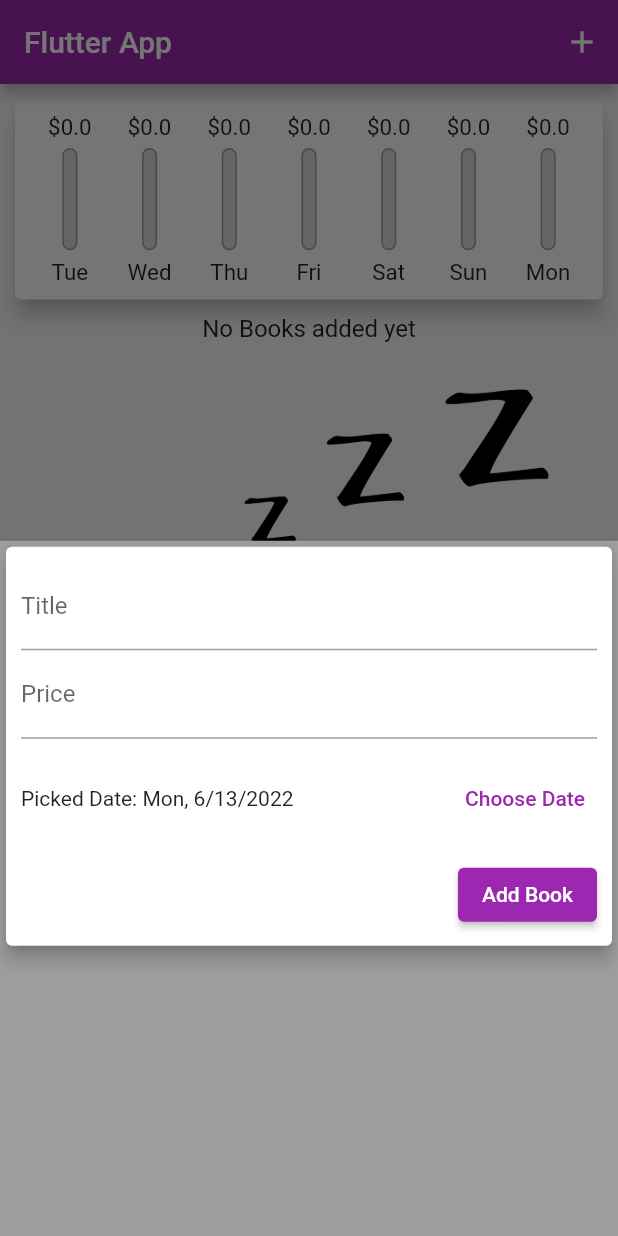
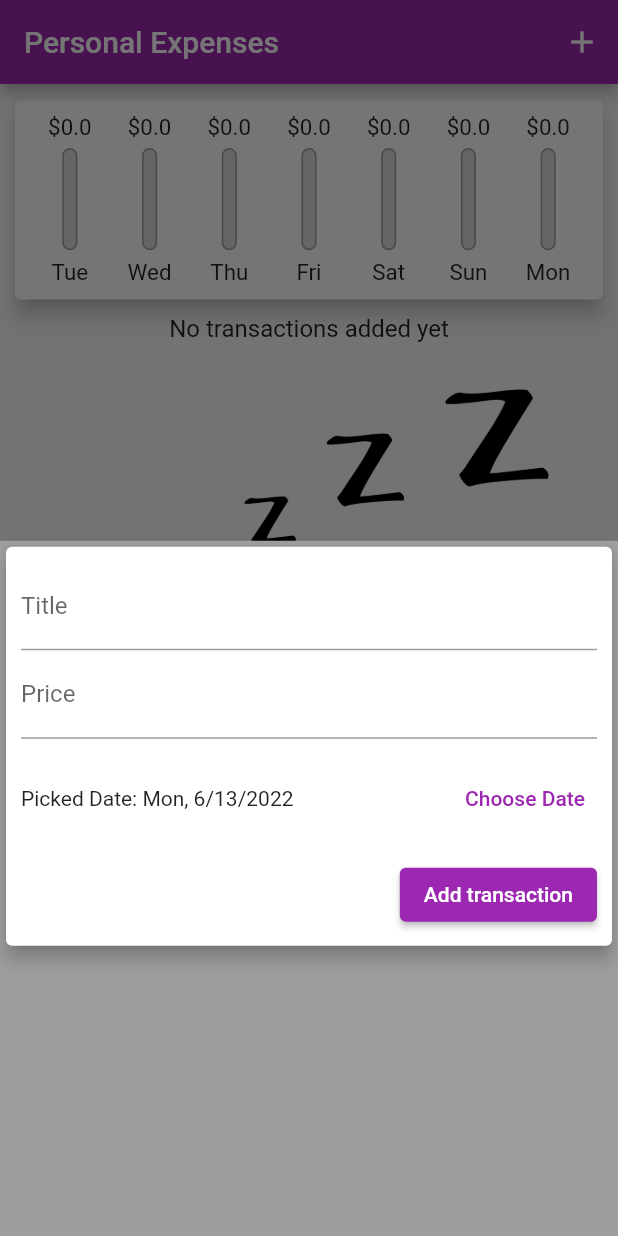
Before and after one commit to hdwhitem/Personal_Expenses_App, a Flutter app: the screen it shows after launch, after a tap on the "delete" icon, after a tap on the "add" icon, on a phone screen of 412 x 824 dp. Run offline on Flutter 3.47's test engine with Material 2 defaults, Android fonts, the phone set to English and light mode, and no system bars; Roboto replaces fonts that are missing (Quicksand).

Commit message:
first commit

```diff
--- a/lib/main.dart
+++ b/lib/main.dart
@@ -3,11 +3,11 @@ import 'package:flutter/cupertino.dart';
 
 import 'widgets/chart.dart';
 
-import 'widgets/book_list.dart';
-import 'widgets/new_book.dart';
+import 'widgets/transaction_list.dart';
+import 'widgets/new_transaction.dart';
 import 'package:flutter/material.dart';
 
-import 'models/book.dart';
+import 'models/transaction.dart';
 
 void main() {
   /*WidgetsFlutterBinding.ensureInitialized();
@@ -29,7 +29,7 @@ class _MyAppState extends State<MyApp> {
   @override
   Widget build(BuildContext context) {
     return MaterialApp(
-      title: 'MyApp',
+      title: 'Personal Expenses',
       theme: ThemeData(
           primarySwatch: Colors.purple,
           // ignore: deprecated_member_use
@@ -53,23 +53,23 @@ class HomeScreen extends StatefulWidget {
 }
 
 class _HomeScreenState extends State<HomeScreen> {
-  late Book newBk;
+  late Transaction newTrans;
   bool _showChart = false;
-  final List<Book> _userBooks = [
-    Book(
+  final List<Transaction> _userTransactions = [
+    Transaction(
       id: 'p1',
       title: 'Beginning Flutter',
       description: 'You can learn Flutter as well Dart.',
       price: 9.99,
       date: DateTime.now(),
       imageUrl:
-          'https://cdn.pixabay.com/photo/2014/09/05/18/32/old-books-436498_960_720.jpg',
+          'https://cdn.pixabay.com/photo/2014/09/05/18/32/old-s-436498_960_720.jpg',
     ),
   ];
 
-  void _addNewBook(String txTitle, double txPrice, DateTime chosenDate) {
+  void _addNewTransaction(String txTitle, double txPrice, DateTime chosenDate) {
     setState(() {
-      newBk = Book(
+      newTrans = Transaction(
         title: txTitle,
         price: txPrice,
         description: 'Flutter State Management',
@@ -78,12 +78,12 @@ class _HomeScreenState extends State<HomeScreen> {
             'https://cdn.pixabay.com/photo/2015/11/19/21/10/glasses-1052010_960_720.jpg',
         date: chosenDate,
       );
-      _userBooks.add(newBk);
+      _userTransactions.add(newTrans);
     });
   }
 
-  List<Book> get _recentTransactions {
-    return _userBooks.where((tx) {
+  List<Transaction> get _recentTransactions {
+    return _userTransactions.where((tx) {
       return tx.date.isAfter(
         DateTime.now().subtract(
           const Duration(days: 7),
@@ -92,7 +92,7 @@ class _HomeScreenState extends State<HomeScreen> {
     }).toList();
   }
 
-  void _startAddNewBook(BuildContext ctx) {
+  void _startAddNewTransaction(BuildContext ctx) {
     showModalBottomSheet(
         elevation: 2,
         backgroundColor: Colors.grey,
@@ -104,8 +104,8 @@ class _HomeScreenState extends State<HomeScreen> {
             child: GestureDetector(
               onTap: () {},
               behavior: HitTestBehavior.opaque,
-              child: NewBook(
-                addTx: _addNewBook,
+              child: NewTransaction(
+                addTx: _addNewTransaction,
               ),
             ),
           );
@@ -114,11 +114,12 @@ class _HomeScreenState extends State<HomeScreen> {
 
   void _deleteTransaction(String id) {
     setState(() {
-      _userBooks.removeWhere((tx) => tx.id == id);
+      _userTransactions.removeWhere((tx) => tx.id == id);
     });
   }
 
-  List<Widget> _buildLandscapeContent(AppBar appBar, Widget txListWidget) {
+  List<Widget> _buildLandscapeContent(
+      PreferredSizeWidget appBar, Widget txListWidget) {
     return [
       Row(
         mainAxisAlignment: MainAxisAlignment.center,
@@ -151,7 +152,8 @@ class _HomeScreenState extends State<HomeScreen> {
     ];
   }
 
-  List<Widget> _buildPortraitContent(AppBar appBar, Widget txListWidget) {
+  List<Widget> _buildPortraitContent(
+      PreferredSizeWidget appBar, Widget txListWidget) {
     return [
       Container(
         height: (MediaQuery.of(context).size.height -
@@ -174,18 +176,18 @@ class _HomeScreenState extends State<HomeScreen> {
           children: <Widget>[
             GestureDetector(
               child: const Icon(CupertinoIcons.add),
-              onTap: () => _startAddNewBook(context),
+              onTap: () => _startAddNewTransaction(context),
             )
           ],
         ),
       );
     } else {
       return AppBar(
-        title: const Text('Flutter App'),
+        title: const Text('Personal Expenses'),
         actions: <Widget>[
           IconButton(
             icon: const Icon(Icons.add),
-            onPressed: () => _startAddNewBook(context),
+            onPressed: () => _startAddNewTransaction(context),
           )
         ],
       );
@@ -197,8 +199,10 @@ class _HomeScreenState extends State<HomeScreen> {
     final mediaQuery = MediaQuery.of(context);
     final isLandscape = mediaQuery.orientation == Orientation.landscape;
 
-    // ignore: prefer_typing_uninitialized_variables
     final appBar = _buildAppBar() as PreferredSizeWidget;
+
+    final LandscapeAppBar =
+        Platform.isIOS ? CupertinoNavigationBar() : AppBar();
 
     final txListWidget = Container(
       height: (mediaQuery.size.height -
@@ -206,8 +210,8 @@ class _HomeScreenState extends State<HomeScreen> {
               -mediaQuery.padding.top -
               mediaQuery.padding.bottom) *
           0.7,
-      child: BookList(
-        books: _userBooks,
+      child: TransactionList(
+        transactions: _userTransactions,
         deleteTx: _deleteTransaction,
       ),
     );
@@ -218,9 +222,11 @@ class _HomeScreenState extends State<HomeScreen> {
           crossAxisAlignment: CrossAxisAlignment.stretch,
           children: <Widget>[
             if (isLandscape)
-              ..._buildLandscapeContent(appBar as AppBar, txListWidget),
+              ..._buildLandscapeContent(
+                  LandscapeAppBar as PreferredSizeWidget, txListWidget),
             if (!isLandscape)
-              ..._buildPortraitContent(appBar as AppBar, txListWidget),
+              ..._buildPortraitContent(
+                  LandscapeAppBar as PreferredSizeWidget, txListWidget),
           ]),
     ));
 
@@ -238,7 +244,7 @@ class _HomeScreenState extends State<HomeScreen> {
                 ? Container()
                 : FloatingActionButton(
                     child: const Icon(Icons.add),
-                    onPressed: () => _startAddNewBook(context),
+                    onPressed: () => _startAddNewTransaction(context),
                   ),
           );
   }
--- a/lib/models/book.dart
+++ b/lib/models/transaction.dart
@@ -1,4 +1,4 @@
-class Book {
+class Transaction {
   final String id;
   final String title;
   final String description;
@@ -6,7 +6,7 @@ class Book {
   final String imageUrl;
   final DateTime date;
 
-  Book({
+  Transaction({
     required this.id,
     required this.title,
     required this.description,
--- a/lib/widgets/chart.dart
+++ b/lib/widgets/chart.dart
@@ -1,10 +1,10 @@
 import '/widgets/chart_bar.dart';
 import 'package:flutter/material.dart';
 import 'package:intl/intl.dart';
-import '../models/book.dart';
+import '../models/transaction.dart';
 
 class Chart extends StatelessWidget {
-  final List<Book> recentTransactions;
+  final List<Transaction> recentTransactions;
 
   const Chart({Key? key, required this.recentTransactions}) : super(key: key);
 
--- a/lib/widgets/new_book.dart
+++ b/lib/widgets/new_transaction.dart
@@ -5,16 +5,16 @@ import 'package:flutter/material.dart';
 import 'package:intl/intl.dart';
 
 // ignore: use_key_in_widget_constructors
-class NewBook extends StatefulWidget {
+class NewTransaction extends StatefulWidget {
   final Function addTx;
 
-  const NewBook({Key? key, required this.addTx}) : super(key: key);
+  const NewTransaction({Key? key, required this.addTx}) : super(key: key);
 
   @override
-  State<NewBook> createState() => _NewBookState();
+  State<NewTransaction> createState() => _NewTransactionState();
 }
 
-class _NewBookState extends State<NewBook> {
+class _NewTransactionState extends State<NewTransaction> {
   final _titleController = TextEditingController();
   final _priceController = TextEditingController();
   DateTime _selectDate = DateTime.now();
@@ -116,7 +116,7 @@ class _NewBookState extends State<NewBook> {
               mainAxisAlignment: MainAxisAlignment.end,
               children: <Widget>[
                 ElevatedButton(
-                  child: const Text('Add Book'),
+                  child: const Text('Add transaction'),
                   style: ElevatedButton.styleFrom(
                     primary: Theme.of(context).primaryColor,
                     onPrimary: Theme.of(context).textTheme.button!.color,
--- a/lib/widgets/transaction_item.dart
+++ b/lib/widgets/transaction_item.dart
@@ -1,15 +1,15 @@
 import 'package:flutter/material.dart';
 import 'package:intl/intl.dart';
-import '../models/book.dart';
+import '../models/transaction.dart';
 
 class TransactionItem extends StatelessWidget {
   const TransactionItem({
     Key? key,
-    required this.book,
+    required this.transaction,
     required this.deleteTx,
   }) : super(key: key);
 
-  final Book book;
+  final Transaction transaction;
   final Function deleteTx;
 
   @override
@@ -26,16 +26,16 @@ class TransactionItem extends StatelessWidget {
           child: Padding(
             padding: const EdgeInsets.all(6),
             child: FittedBox(
-              child: Text('\$${book.price}'),
+              child: Text('\$${transaction.price}'),
             ),
           ),
         ),
         title: Text(
-          book.title,
+          transaction.title,
           style: Theme.of(context).textTheme.titleLarge,
         ),
         subtitle: Text(
-          DateFormat.yMMMd().format((book.date)),
+          DateFormat.yMMMd().format((transaction.date)),
         ),
         trailing: MediaQuery.of(context).size.width > 460
             ? TextButton.icon(
@@ -44,12 +44,12 @@ class TransactionItem extends StatelessWidget {
                 style: TextButton.styleFrom(
                   primary: Theme.of(context).errorColor,
                 ),
-                onPressed: () => deleteTx(book.id),
+                onPressed: () => deleteTx(transaction.id),
               )
             : IconButton(
                 icon: const Icon(Icons.delete),
                 color: Theme.of(context).errorColor,
-                onPressed: () => deleteTx(book.id),
+                onPressed: () => deleteTx(transaction.id),
               ),
       ),
     );
--- a/lib/widgets/book_list.dart
+++ b/lib/widgets/transaction_list.dart
@@ -1,23 +1,24 @@
 import '/widgets/transaction_item.dart';
 import 'package:flutter/material.dart';
-import '../models/book.dart';
+import '../models/transaction.dart';
 
 // ignore: use_key_in_widget_constructors
-class BookList extends StatelessWidget {
-  final List<Book> books;
+class TransactionList extends StatelessWidget {
+  final List<Transaction> transactions;
   final Function deleteTx;
 
-  const BookList({Key? key, required this.books, required this.deleteTx})
+  const TransactionList(
+      {Key? key, required this.transactions, required this.deleteTx})
       : super(key: key);
 
   @override
   Widget build(BuildContext context) {
-    return books.isEmpty
+    return transactions.isEmpty
         ? LayoutBuilder(builder: (ctx, constraints) {
             return Column(
               children: <Widget>[
                 Text(
-                  'No Books added yet',
+                  'No transactions added yet',
                   style: Theme.of(context).textTheme.titleMedium,
                 ),
                 const SizedBox(
@@ -35,9 +36,10 @@ class BookList extends StatelessWidget {
           })
         : ListView.builder(
             itemBuilder: (ctx, index) {
-              return TransactionItem(book: books[index], deleteTx: deleteTx);
+              return TransactionItem(
+                  transaction: transactions[index], deleteTx: deleteTx);
             },
-            itemCount: books.length,
+            itemCount: transactions.length,
           );
   }
 }
--- a/lib/widgets/user_book.dart
+++ b/lib/widgets/user_book.dart
@@ -1,34 +1,34 @@
 import 'package:flutter/material.dart';
-import '../models/book.dart';
+import '../models/transaction.dart';
 
 // ignore: use_key_in_widget_constructors
-class UserBook extends StatefulWidget {
+class UserTransaction extends StatefulWidget {
   @override
-  State<UserBook> createState() => _UserBookState();
+  State<UserTransaction> createState() => _UserTransactionState();
 }
 
-class _UserBookState extends State<UserBook> {
-  late final Book newBk;
-  final List<Book> _userBooks = [
-    Book(
+class _UserTransactionState extends State<UserTransaction> {
+  late final Transaction newTrans;
+  final List<Transaction> _userTransactions = [
+    Transaction(
       id: 'p1',
       title: 'Beginning Flutter With Dart',
       description: 'You can learn Flutter as well Dart.',
       price: 9.99,
       date: DateTime.now(),
       imageUrl:
-          'https://cdn.pixabay.com/photo/2014/09/05/18/32/old-books-436498_960_720.jpg',
+          'https://cdn.pixabay.com/photo/2014/09/05/18/32/old-Transactions-436498_960_720.jpg',
     ),
-    Book(
+    Transaction(
       id: 'p2',
       title: 'Flutter State Management',
       description: 'Everything you should know about Flutter State.',
       price: 9.99,
       date: DateTime.now(),
       imageUrl:
-          'https://cdn.pixabay.com/photo/2016/09/10/17/18/book-1659717_960_720.jpg',
+          'https://cdn.pixabay.com/photo/2016/09/10/17/18/Transaction-1659717_960_720.jpg',
     ),
-    Book(
+    Transaction(
       id: 'p3',
       title: 'WordPress Coding',
       description:
@@ -41,9 +41,9 @@ class _UserBookState extends State<UserBook> {
   ];
 
   // ignore: unused_element
-  void _addNewBook(String txTitle, double txPrice) {
+  void _addNewTransaction(String txTitle, double txPrice) {
     setState(() {
-      newBk = Book(
+      newTrans = Transaction(
         title: txTitle,
         price: txPrice,
         description: 'Flutter State Management',
@@ -52,7 +52,7 @@ class _UserBookState extends State<UserBook> {
             'https://cdn.pixabay.com/photo/2015/11/19/21/10/glasses-1052010_960_720.jpg',
         date: DateTime.now(),
       );
-      _userBooks.add(newBk);
+      _userTransactions.add(newTrans);
     });
   }
 
@@ -61,7 +61,7 @@ class _UserBookState extends State<UserBook> {
     return Column(
       // ignore: prefer_const_literals_to_create_immutables
       children: <Widget>[
-        // NewBook(addTx: _addNewBook),
+        // NewTransaction(addTx: _addNewTransaction),
       ],
     );
   }
--- a/pubspec.yaml
+++ b/pubspec.yaml
@@ -1,4 +1,4 @@
-name: app5_ftr
+name: Personal_Espenses_App
 description: A new Flutter project.
 
 # The following line prevents the package from being accidentally published to
```
Also changed, not shown: 7 other files.
